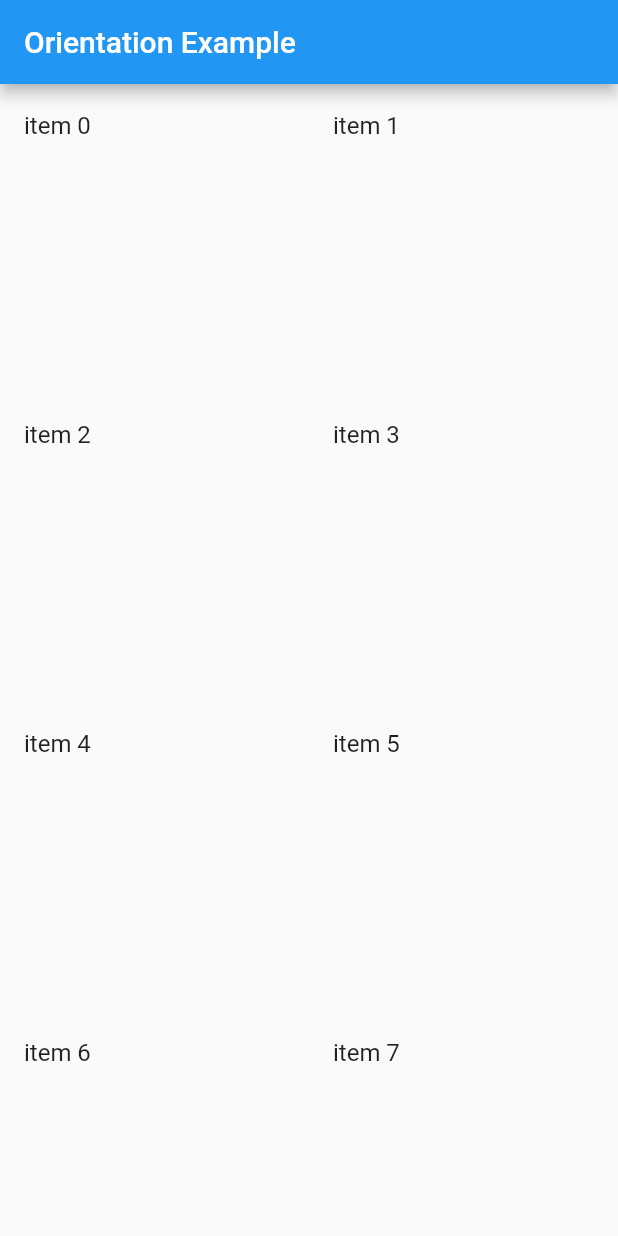
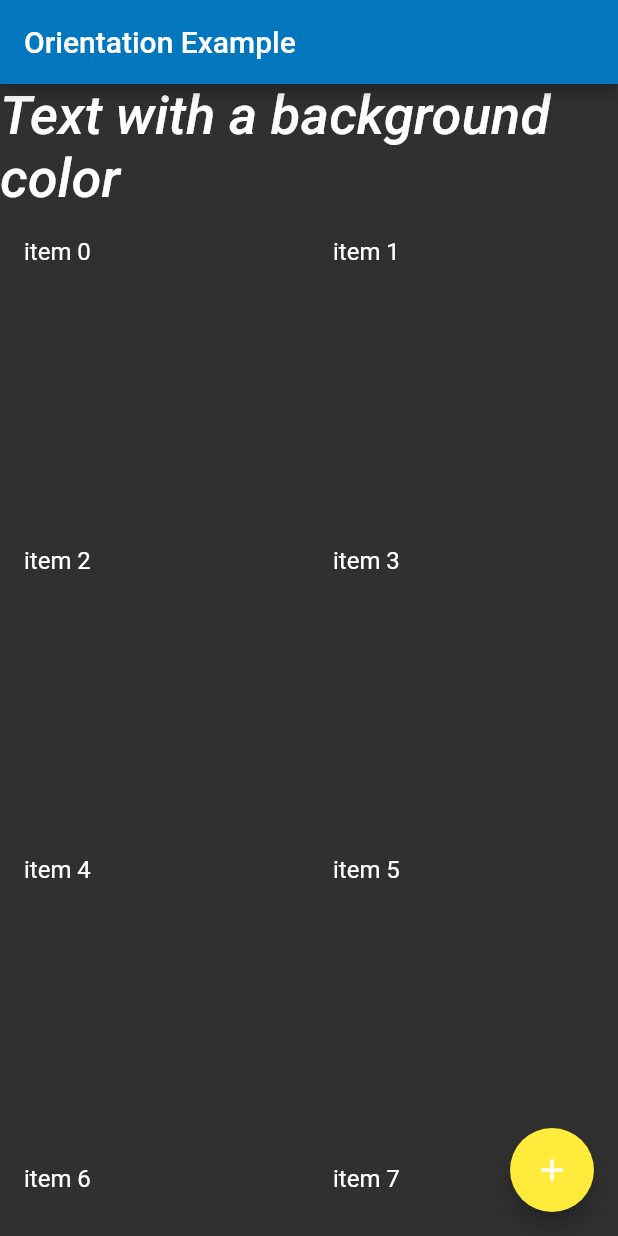
Before and after one commit to AdamZHANG123/intr_to_widgets, a Flutter app: the screen it shows after launch, on a phone screen of 412 x 824 dp. Run offline on Flutter 3.47's test engine with Material 2 defaults, Android fonts, the phone set to English and light mode, and no system bars; Roboto replaces fonts that are missing (Montserrat).

Commit message:
Update Orientation_example module
Updated orientation_example module, Defined ThemeData and Used ThemeData.

```diff
--- a/lib/orientation_example.dart
+++ b/lib/orientation_example.dart
@@ -4,6 +4,19 @@ class MyApp extends StatelessWidget {
   @override
   Widget build(BuildContext context) {
     return MaterialApp(
+      theme: ThemeData(
+          // Define the Brightness and Colors
+          brightness: Brightness.dark,
+          primaryColor: Colors.lightBlue[800],
+          accentColor: Colors.cyan[600],
+
+          // Define the default Font Family
+          fontFamily: 'Montserrat',
+          textTheme: TextTheme(
+            headline: TextStyle(fontSize: 72.0, fontWeight: FontWeight.bold),
+            title: TextStyle(fontSize: 36.0, fontStyle: FontStyle.italic),
+            body1: TextStyle(fontSize: 14.0, fontFamily: 'Hid'),
+          )),
       home: HomePage(),
     );
   }
@@ -16,7 +29,14 @@ class HomePage extends StatelessWidget {
       appBar: AppBar(
         title: Text('Orientation Example'),
       ),
-      body: OrientationBuilder(
+      body: Column(
+        children: <Widget>[
+          Text(
+            'Text with a background color',
+            style: Theme.of(context).textTheme.title,
+          ),
+          Flexible(
+            child: OrientationBuilder(
               builder: (context, orientation) {
                 return GridView.count(
                     crossAxisCount: orientation == Orientation.portrait ? 2 : 3,
@@ -28,6 +48,18 @@ class HomePage extends StatelessWidget {
                     ));
               },
             ),
+          ),
+        ],
+      ),
+      floatingActionButton: Theme(
+        data: Theme.of(context).copyWith(
+          accentColor: Colors.yellow,
+        ),
+        child: FloatingActionButton(
+          onPressed: () {},
+          child: Icon(Icons.add),
+        ),
+      ),
     );
   }
 }
```
Lines whose indentation alone changed are shown as unchanged.
